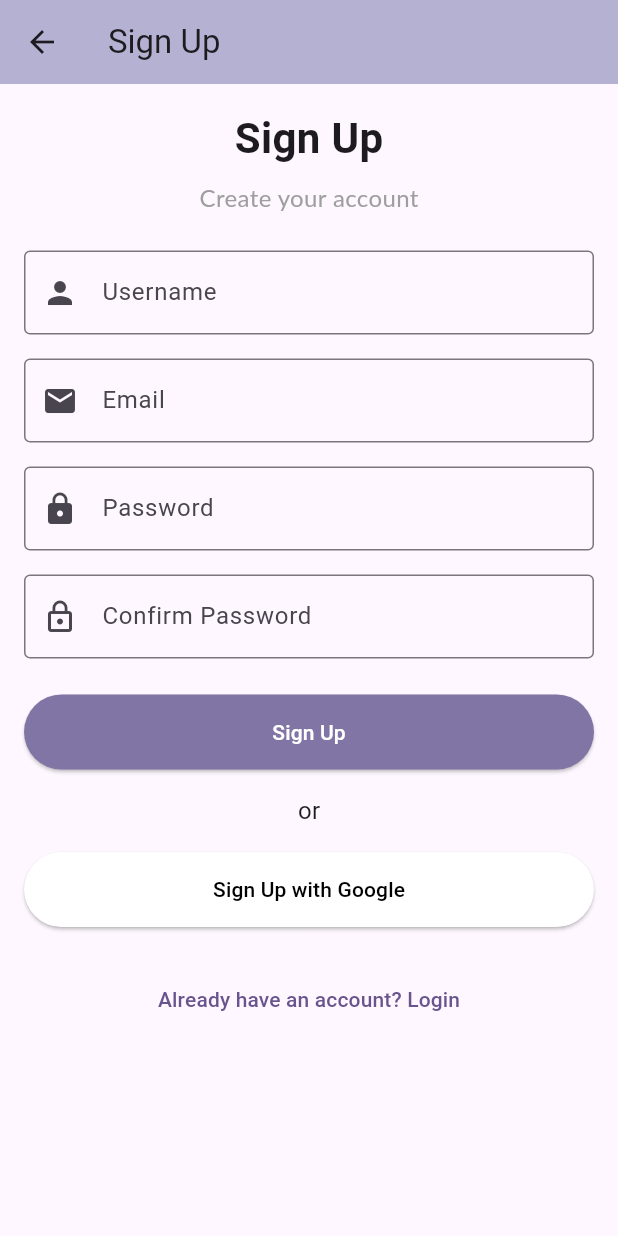
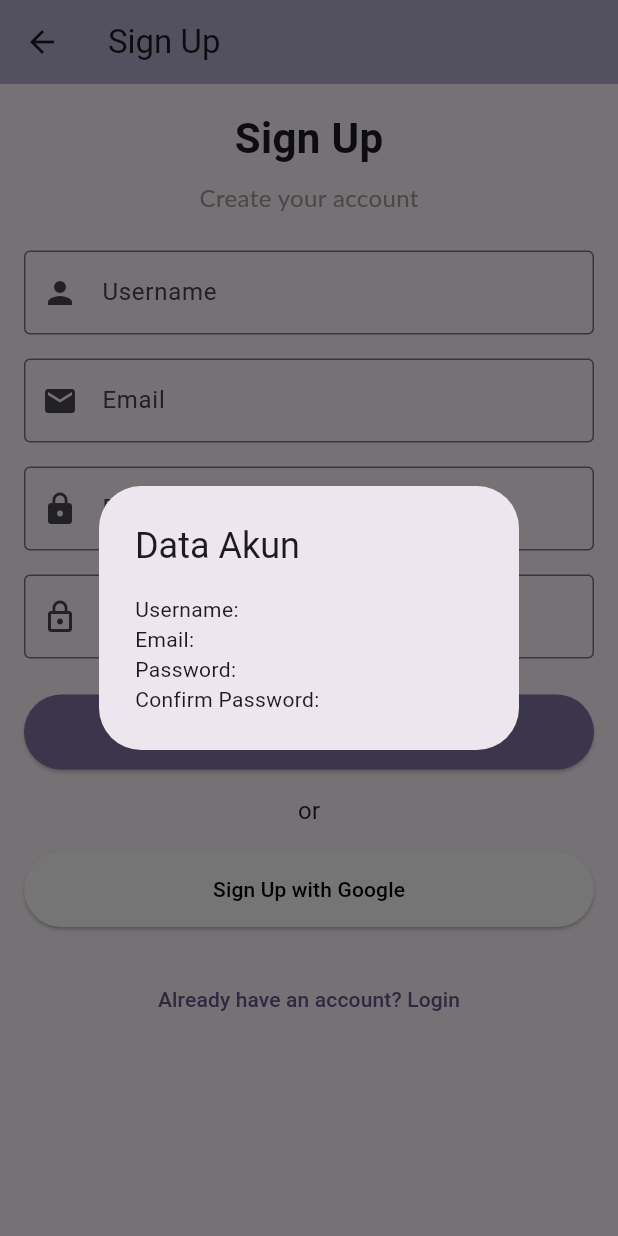
Before and after one commit to hafizahzuriyat/Pemrograman-Mobile-P3, a Flutter app: the SignUpPage screen opened directly, after a tap on "Sign Up", on a phone screen of 412 x 824 dp. Run offline on Flutter 3.47's test engine with Material 3 defaults, Android fonts, the phone set to English and light mode, and no system bars; Roboto replaces fonts that are missing (Lato).

Commit message:
Update sign.dart

```diff
--- a/lib/sign.dart
+++ b/lib/sign.dart
@@ -1,8 +1,35 @@
 import 'package:flutter/material.dart';
 import 'login.dart'; // Import halaman LoginPage
 
-class SignUpPage extends StatelessWidget {
+class SignUpPage extends StatefulWidget {
   const SignUpPage({super.key});
+
+  @override
+  State<SignUpPage> createState() => _SignUpPageState();
+}
+
+class _SignUpPageState extends State<SignUpPage> {
+  final TextEditingController _usernameController = TextEditingController();
+  final TextEditingController _emailController = TextEditingController();
+  final TextEditingController _passwordController = TextEditingController();
+  final TextEditingController _confirmpwController = TextEditingController();
+
+  void _tampil() {
+    String username = _usernameController.text;
+    String email = _emailController.text;
+    String pass = _passwordController.text;
+    String cpw = _confirmpwController.text;
+
+    showDialog(
+        context: context,
+        builder: (context) {
+          return AlertDialog(
+            title: Text("Data Akun"),
+            content: Text(
+                "Username: $username\nEmail: $email\nPassword: $pass\nConfirm Password: $cpw"),
+          );
+        });
+  }
 
   @override
   Widget build(BuildContext context) {
@@ -42,7 +69,8 @@ class SignUpPage extends StatelessWidget {
               ),
             ),
             const SizedBox(height: 24),
-            const TextField(
+            TextField(
+              controller: _usernameController,
               decoration: InputDecoration(
                 prefixIcon: Icon(Icons.person),
                 labelText: 'Username',
@@ -51,7 +79,8 @@ class SignUpPage extends StatelessWidget {
               ),
             ),
             const SizedBox(height: 16),
-            const TextField(
+            TextField(
+              controller: _emailController,
               decoration: InputDecoration(
                 prefixIcon: Icon(Icons.email),
                 labelText: 'Email',
@@ -60,7 +89,8 @@ class SignUpPage extends StatelessWidget {
               ),
             ),
             const SizedBox(height: 16),
-            const TextField(
+            TextField(
+              controller: _passwordController,
               obscureText: true,
               decoration: InputDecoration(
                 prefixIcon: Icon(Icons.lock),
@@ -70,7 +100,8 @@ class SignUpPage extends StatelessWidget {
               ),
             ),
             const SizedBox(height: 16),
-            const TextField(
+            TextField(
+              controller: _confirmpwController,
               obscureText: true,
               decoration: InputDecoration(
                 prefixIcon: Icon(Icons.lock_outline),
@@ -82,6 +113,7 @@ class SignUpPage extends StatelessWidget {
             const SizedBox(height: 24),
             ElevatedButton(
               onPressed: () {
+                _tampil();
                 // Aksi ketika tombol sign-up ditekan
               },
               child: const Text('Sign Up'),
```
